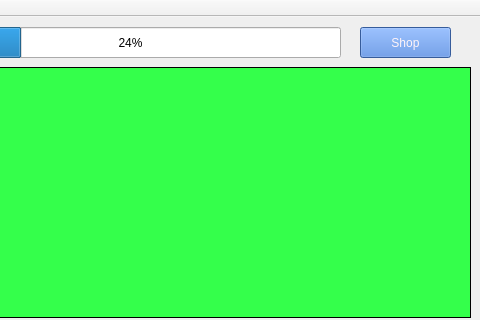
The window that mainwindow.ui (vladimiroff/regularity) describes before a commit, drawn with Qt 5; both pictures show x 230 to 710 and y 0 to 320 of the 710 by 505 pixel window.
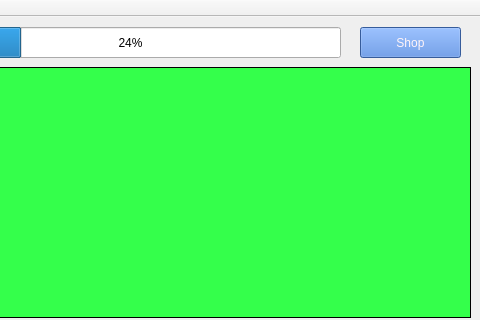
The same window after the commit.

Commit message: Fix "Shop/Workbench" button layout.

The edit to the form file:
```diff
--- a/mainwindow.ui
+++ b/mainwindow.ui
@@ -181,12 +181,12 @@
      <rect>
       <x>590</x>
       <y>10</y>
-      <width>91</width>
+      <width>101</width>
       <height>31</height>
      </rect>
     </property>
     <property name="autoFillBackground">
-     <bool>true</bool>
+     <bool>false</bool>
     </property>
     <property name="styleSheet">
      <string notr="true">background-color: rgb(75, 129, 217);
```
Left out of the diff: 2 changed lines with no effect on the pictures. The commit also changes 1 other file.
